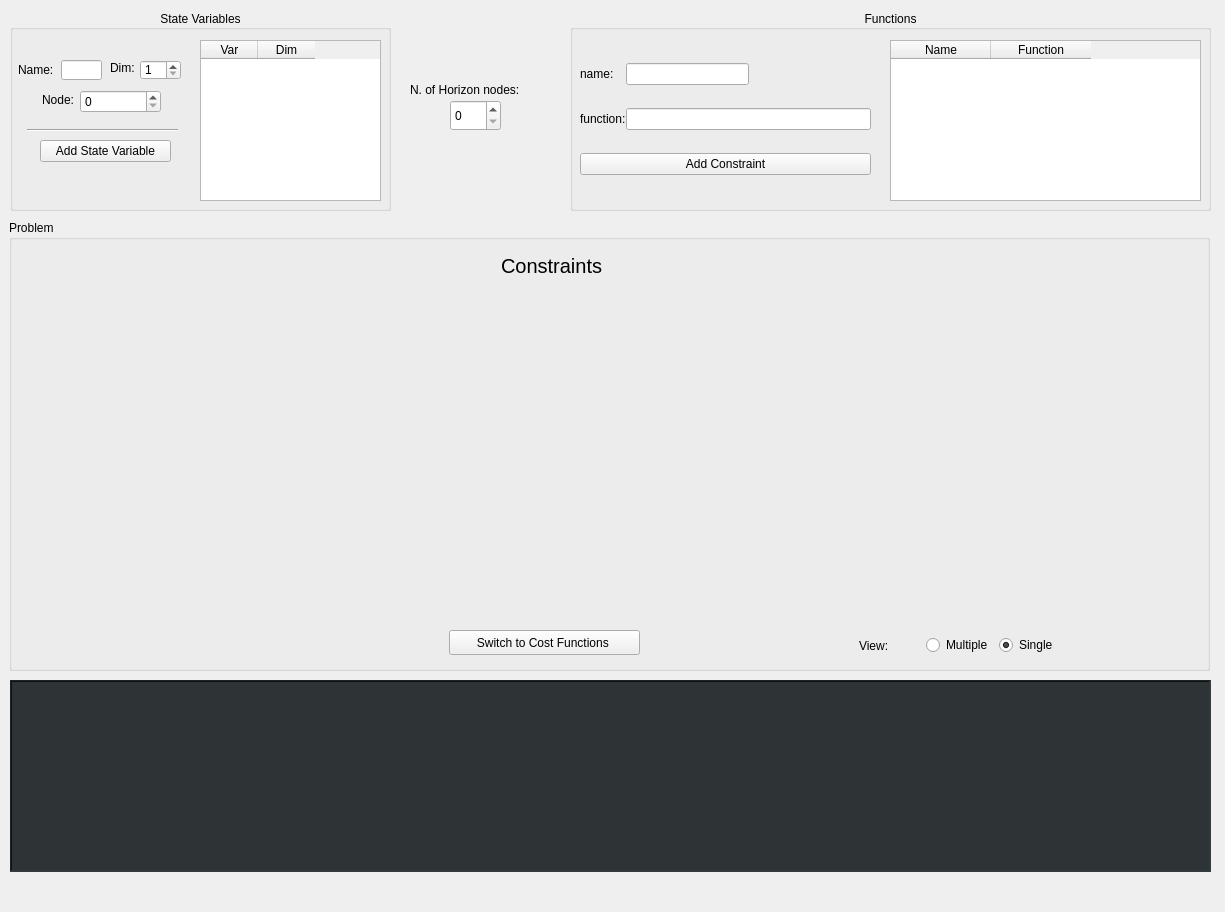
Before: the Qt Designer form horizon_gui/ui/widget1.ui in FrancescoRuscelli/horizon, drawn with Qt 5.
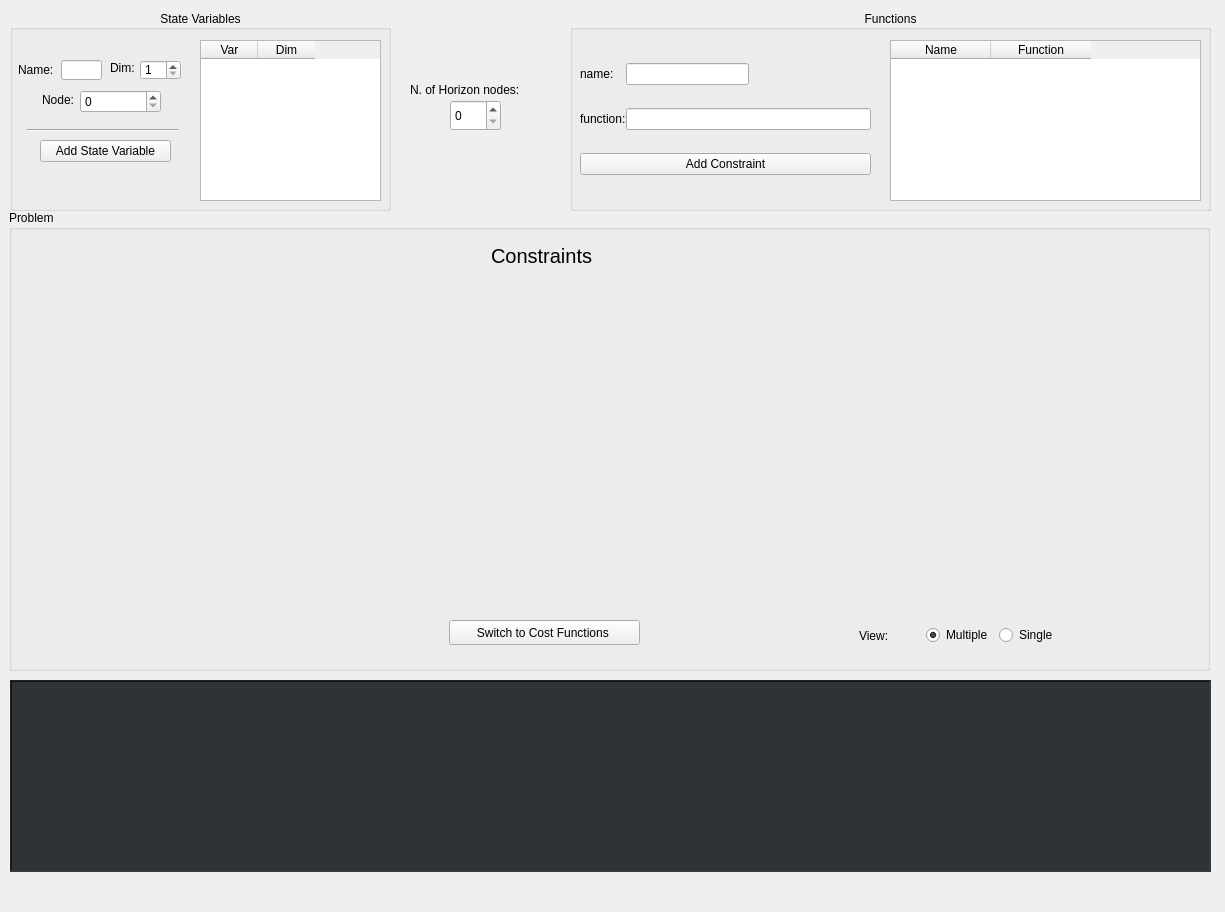
After: the same form once the commit is applied. The open tabs and pages were chosen to show the change. Icons and pictures are not drawn. Custom widgets are drawn as their Qt base class.

```diff
--- a/horizon_gui/ui/widget1.ui
+++ b/horizon_gui/ui/widget1.ui
@@ -339,9 +339,9 @@
    <property name="geometry">
     <rect>
      <x>9</x>
-     <y>220</y>
+     <y>210</y>
      <width>1201</width>
-     <height>451</height>
+     <height>461</height>
     </rect>
    </property>
    <property name="title">
@@ -369,6 +369,9 @@
        <property name="text">
         <string>Multiple</string>
        </property>
+       <property name="checked">
+        <bool>true</bool>
+       </property>
       </widget>
      </item>
      <item>
@@ -377,7 +380,7 @@
         <string>Single</string>
        </property>
        <property name="checked">
-        <bool>true</bool>
+        <bool>false</bool>
        </property>
       </widget>
      </item>
@@ -389,7 +392,7 @@
       <x>2</x>
       <y>20</y>
       <width>1191</width>
-      <height>381</height>
+      <height>371</height>
      </rect>
     </property>
     <property name="currentIndex">
@@ -399,7 +402,7 @@
      <widget class="QLabel" name="label_2">
       <property name="geometry">
        <rect>
-        <x>490</x>
+        <x>480</x>
         <y>10</y>
         <width>111</width>
         <height>31</height>
```
Left out of the diff: 20 changed lines with no effect on the pictures.
